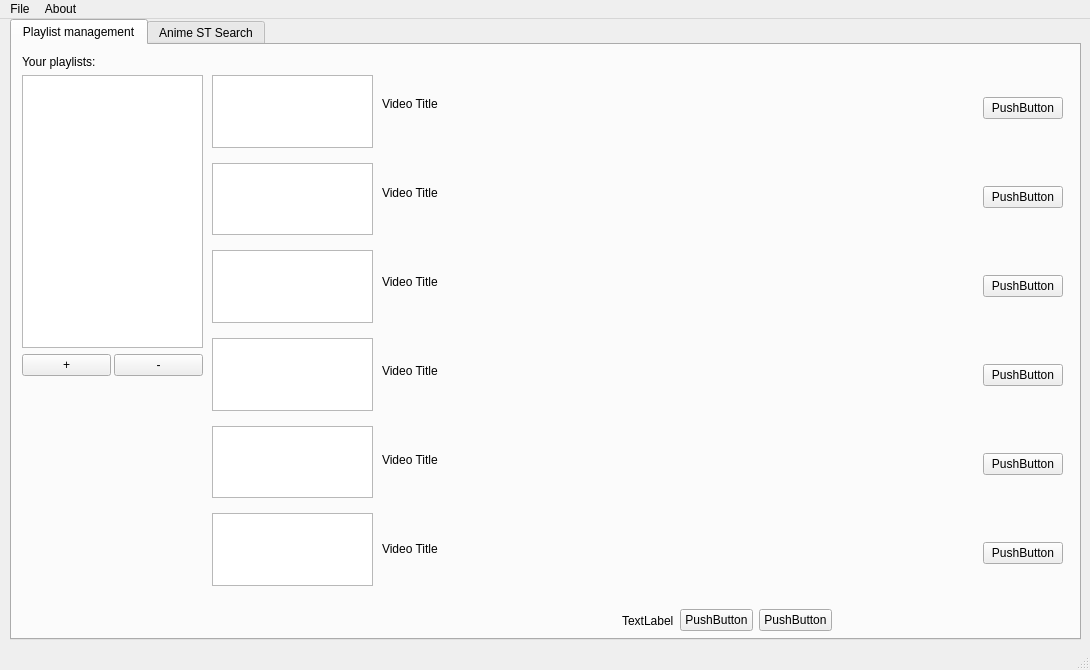
First picture: the form in AnimeSTProvider.ui, repository BlinkBP/AnimeSTProvider, before the edit.
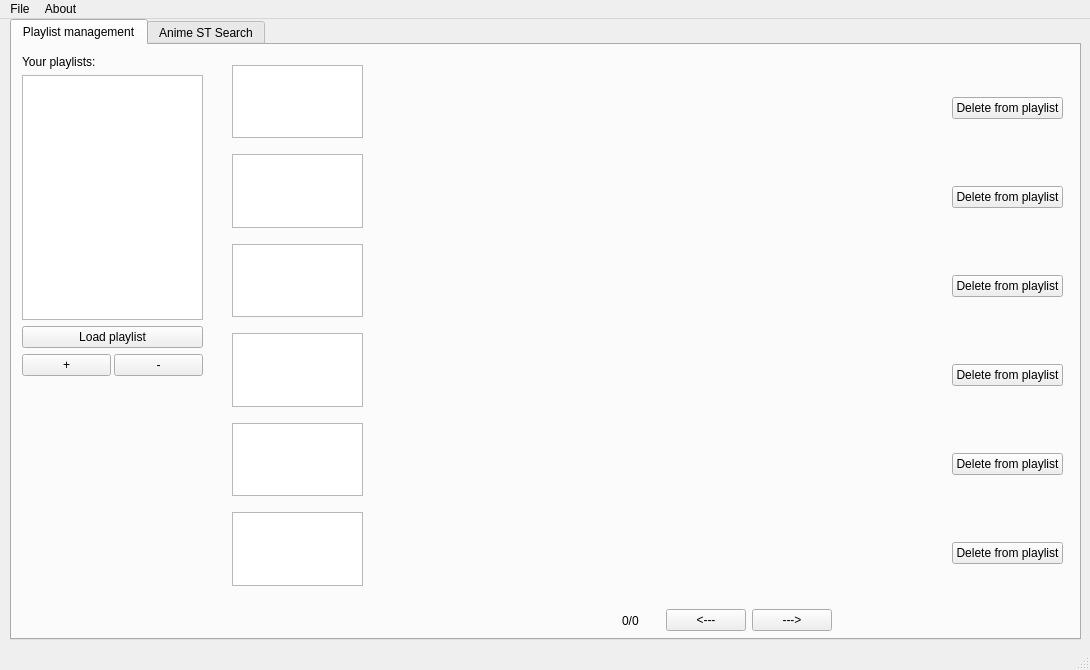
Second picture: the form after the edit.

Commit message: +Updated README: actual version and libraries needed +User can now delete his playlists +Added events keeping track of chosen playlist and anime +Added function to clear list (thumbnails and labels) +User can now load playlist (fill thumbnails and labels - see playlist content)

What changed in the file:
```diff
--- a/AnimeSTProvider.ui
+++ b/AnimeSTProvider.ui
@@ -65,6 +65,13 @@
        <item>
         <widget class="QListWidget" name="userPlaylistsList0"/>
        </item>
+       <item>
+        <widget class="QPushButton" name="loadPlaylistBtn">
+         <property name="text">
+          <string>Load playlist</string>
+         </property>
+        </widget>
+       </item>
        <item>
         <layout class="QHBoxLayout" name="horizontalLayout" stretch="0,0">
          <property name="spacing">
@@ -115,39 +122,6 @@
        </item>
       </layout>
      </widget>
-     <widget class="QWidget" name="verticalLayoutWidget_2">
-      <property name="geometry">
-       <rect>
-        <x>200</x>
-        <y>30</y>
-        <width>161</width>
-        <height>511</height>
-       </rect>
-      </property>
-      <layout class="QVBoxLayout" name="verticalLayout_2">
-       <property name="spacing">
-        <number>15</number>
-       </property>
-       <item>
-        <widget class="QGraphicsView" name="graphicsView_3"/>
-       </item>
-       <item>
-        <widget class="QGraphicsView" name="graphicsView_2"/>
-       </item>
-       <item>
-        <widget class="QGraphicsView" name="graphicsView_4"/>
-       </item>
-       <item>
-        <widget class="QGraphicsView" name="graphicsView_5"/>
-       </item>
-       <item>
-        <widget class="QGraphicsView" name="graphicsView_6"/>
-       </item>
-       <item>
-        <widget class="QGraphicsView" name="graphicsView"/>
-       </item>
-      </layout>
-     </widget>
      <widget class="QWidget" name="gridLayoutWidget">
       <property name="geometry">
        <rect>
@@ -176,7 +150,7 @@
           <number>1</number>
          </property>
          <property name="text">
-          <string>Video Title</string>
+          <string/>
          </property>
          <property name="alignment">
           <set>Qt::AlignLeading|Qt::AlignLeft|Qt::AlignTop</set>
@@ -186,42 +160,42 @@
        <item row="1" column="1">
         <widget class="QPushButton" name="pushButton_4">
          <property name="text">
-          <string>PushButton</string>
+          <string>Delete from playlist</string>
          </property>
         </widget>
        </item>
        <item row="3" column="1">
         <widget class="QPushButton" name="pushButton_6">
          <property name="text">
-          <string>PushButton</string>
+          <string>Delete from playlist</string>
          </property>
         </widget>
        </item>
        <item row="2" column="1">
         <widget class="QPushButton" name="pushButton_5">
          <property name="text">
-          <string>PushButton</string>
+          <string>Delete from playlist</string>
          </property>
         </widget>
        </item>
        <item row="4" column="1">
         <widget class="QPushButton" name="pushButton_7">
          <property name="text">
-          <string>PushButton</string>
+          <string>Delete from playlist</string>
          </property>
         </widget>
        </item>
        <item row="5" column="1">
         <widget class="QPushButton" name="pushButton_8">
          <property name="text">
-          <string>PushButton</string>
+          <string>Delete from playlist</string>
          </property>
         </widget>
        </item>
        <item row="1" column="0">
         <widget class="QLabel" name="label_3">
          <property name="text">
-          <string>Video Title</string>
+          <string/>
          </property>
          <property name="alignment">
           <set>Qt::AlignLeading|Qt::AlignLeft|Qt::AlignTop</set>
@@ -231,7 +205,7 @@
        <item row="4" column="0">
         <widget class="QLabel" name="label_6">
          <property name="text">
-          <string>Video Title</string>
+          <string/>
          </property>
          <property name="alignment">
           <set>Qt::AlignLeading|Qt::AlignLeft|Qt::AlignTop</set>
@@ -241,7 +215,7 @@
        <item row="2" column="0">
         <widget class="QLabel" name="label_4">
          <property name="text">
-          <string>Video Title</string>
+          <string/>
          </property>
          <property name="alignment">
           <set>Qt::AlignLeading|Qt::AlignLeft|Qt::AlignTop</set>
@@ -251,7 +225,7 @@
        <item row="3" column="0">
         <widget class="QLabel" name="label_5">
          <property name="text">
-          <string>Video Title</string>
+          <string/>
          </property>
          <property name="alignment">
           <set>Qt::AlignLeading|Qt::AlignLeft|Qt::AlignTop</set>
@@ -267,7 +241,7 @@
           </sizepolicy>
          </property>
          <property name="text">
-          <string>PushButton</string>
+          <string>Delete from playlist</string>
          </property>
         </widget>
        </item>
@@ -280,7 +254,7 @@
           </sizepolicy>
          </property>
          <property name="text">
-          <string>Video Title</string>
+          <string/>
          </property>
          <property name="alignment">
           <set>Qt::AlignLeading|Qt::AlignLeft|Qt::AlignTop</set>
@@ -302,26 +276,59 @@
        <item>
         <widget class="QLabel" name="label_16">
          <property name="text">
-          <string>TextLabel</string>
+          <string>0/0</string>
          </property>
         </widget>
        </item>
        <item>
         <widget class="QPushButton" name="pushButton_18">
          <property name="text">
-          <string>PushButton</string>
+          <string>&lt;---</string>
          </property>
         </widget>
        </item>
        <item>
         <widget class="QPushButton" name="pushButton_10">
          <property name="text">
-          <string>PushButton</string>
+          <string>---&gt;</string>
          </property>
         </widget>
        </item>
       </layout>
      </widget>
+     <widget class="QWidget" name="verticalLayoutWidget_6">
+      <property name="geometry">
+       <rect>
+        <x>220</x>
+        <y>20</y>
+        <width>131</width>
+        <height>521</height>
+       </rect>
+      </property>
+      <layout class="QVBoxLayout" name="verticalLayout_6">
+       <property name="spacing">
+        <number>16</number>
+       </property>
+       <item>
+        <widget class="QGraphicsView" name="videoView0"/>
+       </item>
+       <item>
+        <widget class="QGraphicsView" name="videoView1"/>
+       </item>
+       <item>
+        <widget class="QGraphicsView" name="videoView2"/>
+       </item>
+       <item>
+        <widget class="QGraphicsView" name="videoView3"/>
+       </item>
+       <item>
+        <widget class="QGraphicsView" name="videoView4"/>
+       </item>
+       <item>
+        <widget class="QGraphicsView" name="videoView5"/>
+       </item>
+      </layout>
+     </widget>
     </widget>
     <widget class="QWidget" name="tab_2">
      <attribute name="title">
```
Left out of the diff: 66 changed lines with no effect on the pictures. The commit also changes 4 other files.
